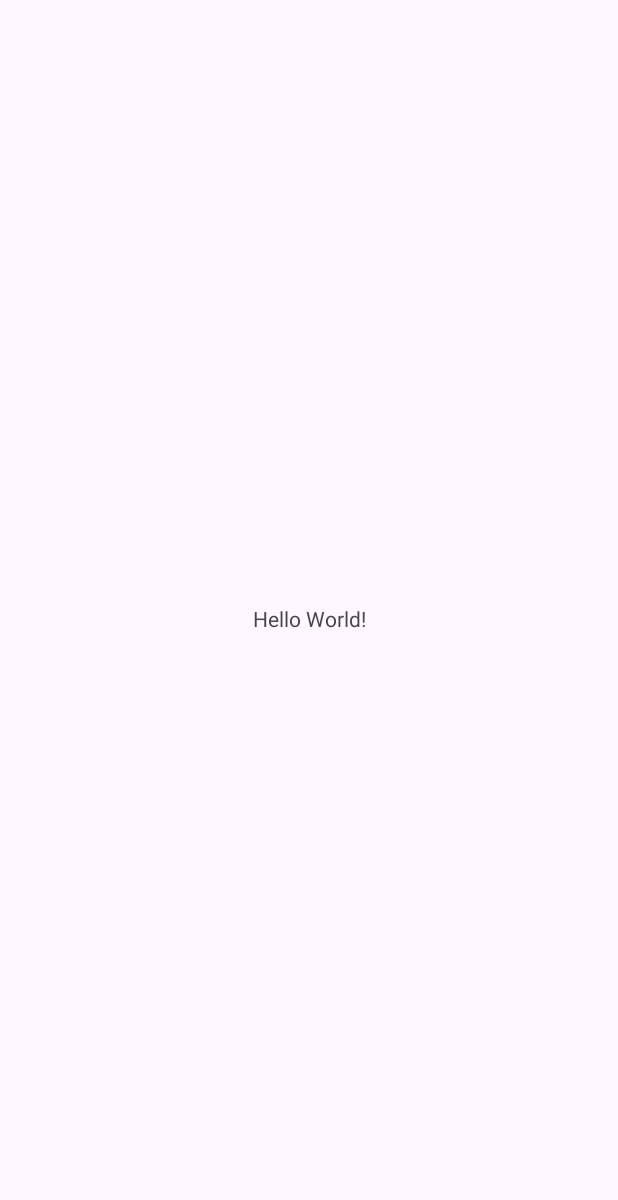
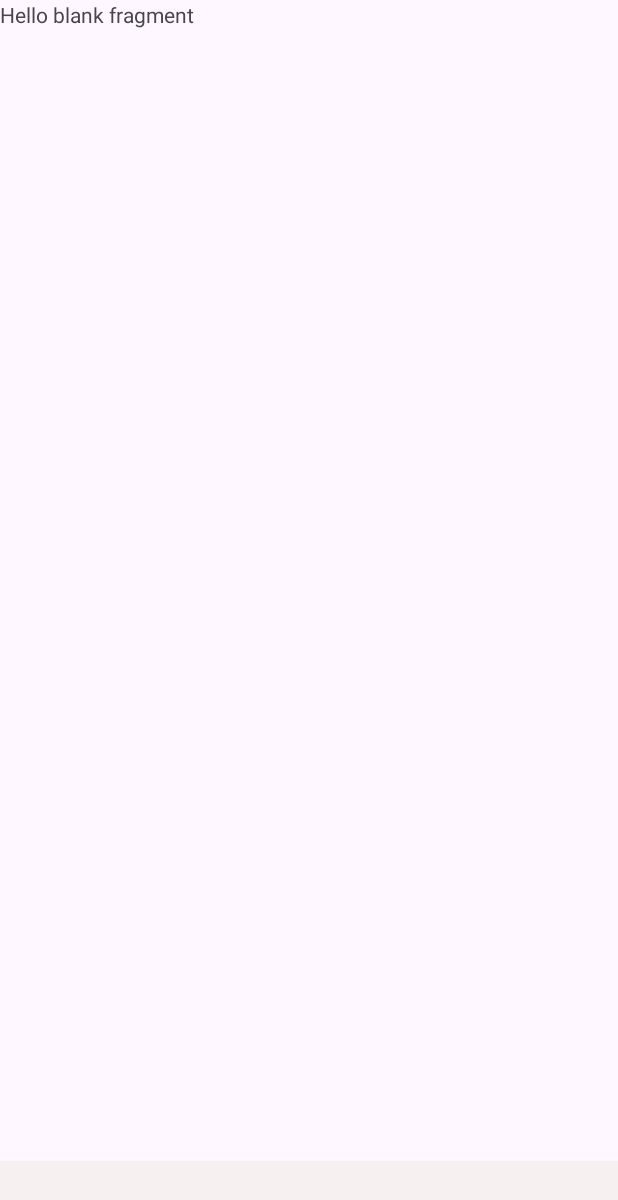
Before and after one commit to sToOpKa91/NewsApp, an Android app: the screen it shows after launch (MainActivity), on a phone screen of 412 x 824 dp. Before the commit the part shown is almost empty. Shown: the top 1200 px of the screen. Run offline under Robolectric (Android 15) with nearby library versions, the phone set to English and light mode, and no system bars.

Commit message:
commit "lesson1" commit "lesson2"

```diff
--- /dev/null
+++ b/app/src/main/java/com/sto_opka91/newsapp/ui/main/MainFragment.kt
@@ -0,0 +1,21 @@
+package com.sto_opka91.newsapp.ui.main
+
+import android.os.Bundle
+import androidx.fragment.app.Fragment
+import android.view.LayoutInflater
+import android.view.View
+import android.view.ViewGroup
+import com.sto_opka91.newsapp.R
+
+class MainFragment : Fragment() {
+
+
+    override fun onCreateView(
+        inflater: LayoutInflater, container: ViewGroup?,
+        savedInstanceState: Bundle?
+    ): View? {
+        // Inflate the layout for this fragment
+        return inflater.inflate(R.layout.fragment_main, container, false)
+    }
+
+}
--- a/app/src/main/res/layout/activity_main.xml
+++ b/app/src/main/res/layout/activity_main.xml
@@ -6,13 +6,33 @@
     android:layout_height="match_parent"
     tools:context=".MainActivity">
 
-    <TextView
-        android:layout_width="wrap_content"
-        android:layout_height="wrap_content"
-        android:text="Hello World!"
+    <FrameLayout
+        android:layout_width="match_parent"
+        android:layout_height="0dp"
+        app:layout_constraintBottom_toTopOf="@+id/bottom_nav_menu"
+        app:layout_constraintEnd_toEndOf="parent"
+        app:layout_constraintEnd_toStartOf="parent"
+        app:layout_constraintStart_toStartOf="parent"
+        app:layout_constraintTop_toTopOf="parent">
+
+        <fragment
+            android:id="@+id/nav_host_fragment"
+            android:layout_width="match_parent"
+            android:layout_height="match_parent"
+            android:name="androidx.navigation.fragment.NavHostFragment"
+            app:defaultNavHost = "true"
+            app:navGraph = "@navigation/nav_graph"/>
+    </FrameLayout>
+
+    <com.google.android.material.bottomnavigation.BottomNavigationView
+        android:id="@+id/bottom_nav_menu"
+        android:layout_width="match_parent"
+        android:layout_height="50dp"
+        android:background="@color/lightGrey"
         app:layout_constraintBottom_toBottomOf="parent"
         app:layout_constraintEnd_toEndOf="parent"
-        app:layout_constraintStart_toStartOf="parent"
-        app:layout_constraintTop_toTopOf="parent" />
+        app:layout_constraintStart_toStartOf="parent" />
+
+
 
 </androidx.constraintlayout.widget.ConstraintLayout>
--- /dev/null
+++ b/app/src/main/res/layout/fragment_main.xml
@@ -0,0 +1,14 @@
+<?xml version="1.0" encoding="utf-8"?>
+<FrameLayout xmlns:android="http://schemas.android.com/apk/res/android"
+    xmlns:tools="http://schemas.android.com/tools"
+    android:layout_width="match_parent"
+    android:layout_height="match_parent"
+    tools:context=".ui.main.MainFragment">
+
+
+    <TextView
+        android:layout_width="match_parent"
+        android:layout_height="match_parent"
+        android:text="@string/hello_blank_fragment" />
+
+</FrameLayout>
--- /dev/null
+++ b/app/src/main/res/navigation/nav_graph.xml
@@ -0,0 +1,52 @@
+<?xml version="1.0" encoding="utf-8"?>
+<navigation xmlns:android="http://schemas.android.com/apk/res/android"
+    xmlns:app="http://schemas.android.com/apk/res-auto"
+    xmlns:tools="http://schemas.android.com/tools"
+    android:id="@+id/nav_graf"
+    app:startDestination="@id/mainFragment">
+
+    <fragment
+        android:id="@+id/mainFragment"
+        android:name="com.sto_opka91.newsapp.ui.main.MainFragment"
+        android:label="fragment_main"
+        tools:layout="@layout/fragment_main" >
+        <action
+            android:id="@+id/action_mainFragment_to_detailsFragment"
+            app:destination="@id/detailsFragment"
+            app:enterAnim="@android:anim/slide_out_right"
+            app:exitAnim="@android:anim/slide_out_right"
+            app:popEnterAnim="@android:anim/slide_in_left"
+            app:popExitAnim="@android:anim/slide_out_right"/>
+    </fragment>
+    <fragment
+        android:id="@+id/detailsFragment"
+        android:name="com.sto_opka91.newsapp.ui.details.DetailsFragment"
+        android:label="fragment_details"
+        tools:layout="@layout/fragment_details" />
+    <fragment
+        android:id="@+id/favoriteFragment"
+        android:name="com.sto_opka91.newsapp.ui.favorite.FavoriteFragment"
+        android:label="fragment_favorite"
+        tools:layout="@layout/fragment_favorite" >
+        <action
+            android:id="@+id/action_favoriteFragment_to_detailsFragment"
+            app:destination="@id/detailsFragment"
+            app:enterAnim="@android:anim/slide_out_right"
+            app:exitAnim="@android:anim/slide_out_right"
+            app:popEnterAnim="@android:anim/slide_in_left"
+            app:popExitAnim="@android:anim/slide_out_right" />
+    </fragment>
+    <fragment
+        android:id="@+id/searchFragment"
+        android:name="com.sto_opka91.newsapp.ui.search.SearchFragment"
+        android:label="fragment_search"
+        tools:layout="@layout/fragment_search" >
+        <action
+            android:id="@+id/action_searchFragment_to_detailsFragment"
+            app:destination="@id/detailsFragment"
+            app:enterAnim="@android:anim/slide_out_right"
+            app:exitAnim="@android:anim/slide_out_right"
+            app:popEnterAnim="@android:anim/slide_in_left"
+            app:popExitAnim="@android:anim/slide_out_right"/>
+    </fragment>
+</navigation>
--- a/app/src/main/res/values/colors.xml
+++ b/app/src/main/res/values/colors.xml
@@ -2,4 +2,5 @@
 <resources>
     <color name="black">#FF000000</color>
     <color name="white">#FFFFFFFF</color>
+    <color name="lightGrey">#F7F0F0</color>
 </resources>
--- a/app/src/main/res/values/strings.xml
+++ b/app/src/main/res/values/strings.xml
@@ -1,3 +1,5 @@
 <resources>
     <string name="app_name">NewsApp</string>
+
+    <string name="hello_blank_fragment">Hello blank fragment</string>
 </resources>
```
Also changed, not shown: app/src/main/java/com/sto_opka91/newsapp/ui/details/DetailsFragment.kt (added, +23 -0 lines), app/src/main/java/com/sto_opka91/newsapp/ui/favorite/FavoriteFragment.kt (added, +21 -0 lines), app/src/main/java/com/sto_opka91/newsapp/ui/search/SearchFragment.kt (added, +20 -0 lines), app/src/main/java/com/sto_opka91/newsapp/ui/splash/SplashFragment.kt (added, +21 -0 lines), app/src/main/res/layout/fragment_details.xml (added, +14 -0 lines), app/src/main/res/layout/fragment_favorite.xml (added, +14 -0 lines), app/src/main/res/layout/fragment_search.xml (added, +13 -0 lines), app/src/main/res/layout/fragment_splash.xml (added, +14 -0 lines).
